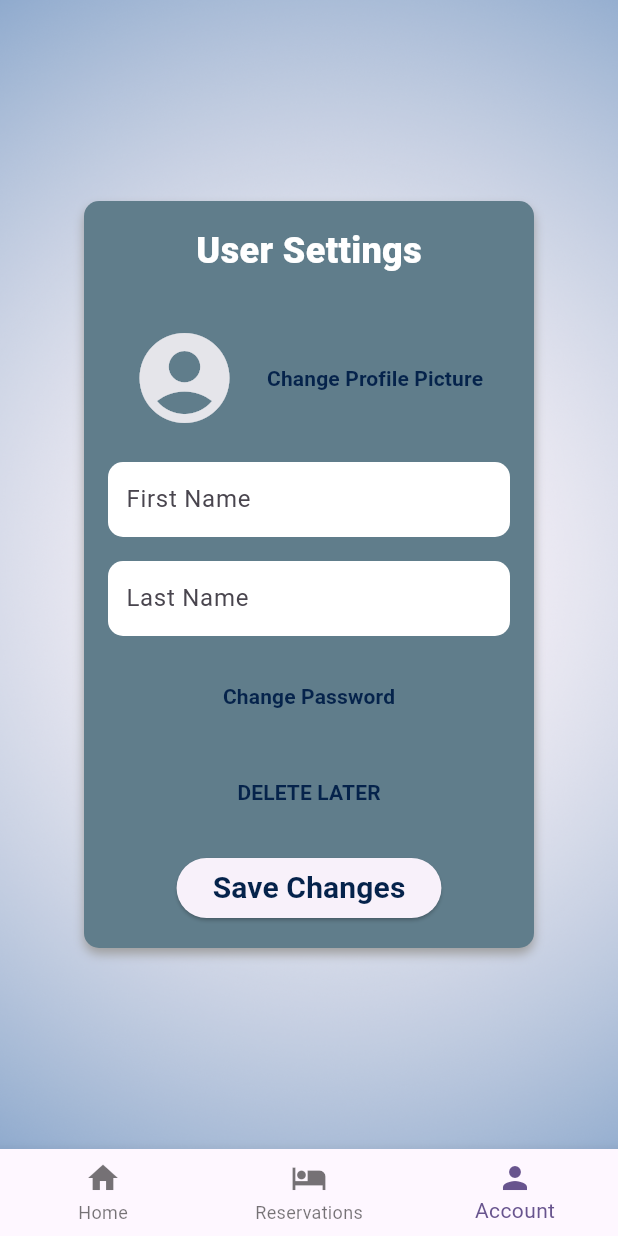
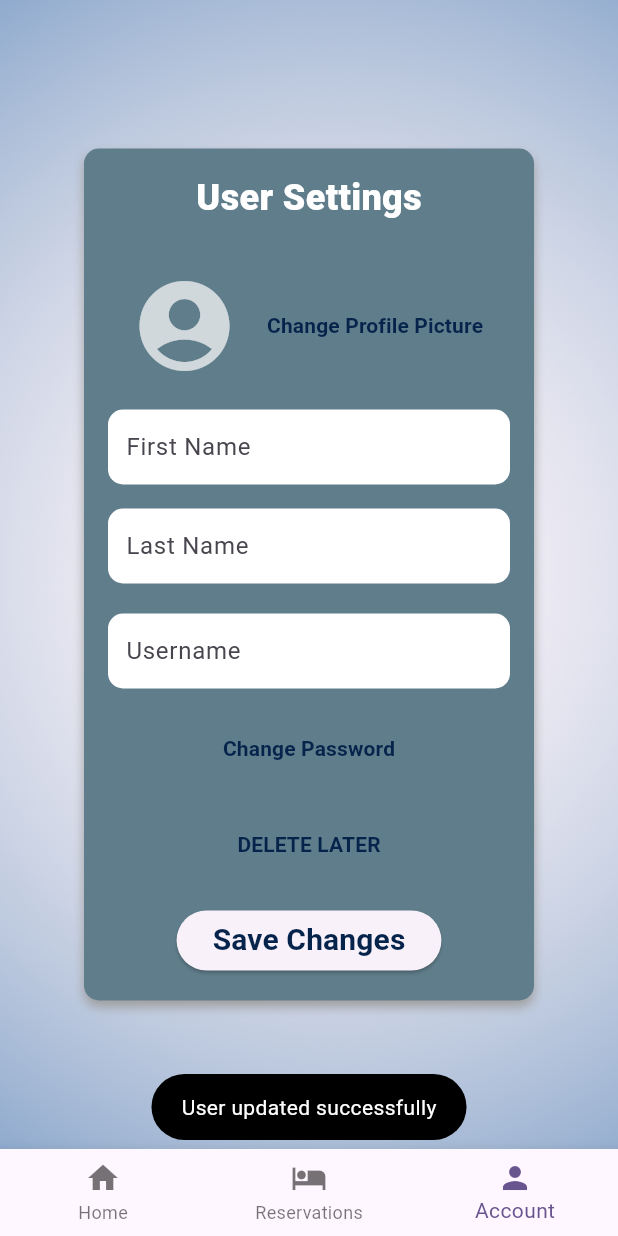
Before and after one commit to PiotrSitarek1/HotelManagement, a Flutter app: the UserBottomNavigationView screen opened directly, item 3 of the bottom bar chosen, after a tap on "Save Changes", on a phone screen of 412 x 824 dp. Run offline on Flutter 3.47's test engine with Material 2 defaults, Android fonts, the phone set to English and light mode, and no system bars; our stand-ins replace firebase_auth, firebase_core, firebase_database, firebase_storage, fluttertoast, google_fonts and 1 more; accounts and stored records are empty.

Commit message:
Hotels screen (user flow) connected with firebase, user settings improved

```diff
--- a/lib/components/hotel_widget.dart
+++ b/lib/components/hotel_widget.dart
@@ -12,7 +12,7 @@ class HotelWidget extends StatelessWidget {
   Widget build(BuildContext context) {
     String imageUrl = hotel.imageUrl;
 
-    if (imageUrl == null || Uri.tryParse(imageUrl)?.isAbsolute == false) {
+    if (Uri.tryParse(imageUrl)?.isAbsolute == false) {
       imageUrl =
           'https://img.freepik.com/darmowe-wektory/plaskie-tlo-fasady-hotelu_23-2148157379.jpg?size=338&ext=jpg&ga=GA1.1.1826414947.1699747200&semt=sph';
     }
@@ -58,17 +58,17 @@ class HotelWidget extends StatelessWidget {
                           Padding(
                             padding: const EdgeInsets.all(8.0),
                             child: Text(
-                              hotel.name ?? 'Hotel_Name',
+                              hotel.name,
                               style: GoogleFonts.roboto(
                                   fontSize: 16,
                                   color: Colors.white,
                                   fontWeight: FontWeight.bold),
                             ),
                           ),
-                          Text(hotel.address ?? 'Hotel_Adress',
+                          Text(hotel.address,
                               style: GoogleFonts.roboto(
                                   fontSize: 14, color: Colors.white)),
-                          Text(hotel.email ?? 'Hotel_Contact',
+                          Text(hotel.email,
                               style: GoogleFonts.roboto(
                                   fontSize: 14, color: Colors.white)),
                           Container(
--- a/lib/models/user_model.dart
+++ b/lib/models/user_model.dart
@@ -7,9 +7,17 @@ class UserDb {
   final Role role;
   final String hotelId;
   final bool activated;
+  late final String imageUrl;
 
-  UserDb(this.username, this.firstname, this.lastname, this.role,
-      this.hotelId, this.activated);
+  UserDb(
+      {required this.username,
+      required this.firstname,
+      required this.lastname,
+      required this.role,
+      required this.hotelId,
+      required this.activated,
+      String? imageUrl})
+      : imageUrl = imageUrl ?? '';
 
   Map<String, dynamic> toMap() {
     return {
@@ -19,20 +27,21 @@ class UserDb {
       'role': role.toString().split('.').last,
       'hotelId': hotelId,
       'activated': activated,
+      'imageUrl': imageUrl,
     };
   }
 
   factory UserDb.fromMap(Map<String, dynamic> map) {
     return UserDb(
-      map['username'] ?? '',
-      map['firstname'] ?? '',
-      map['lastname'] ?? '',
-      map['role'] != null
-          ? Role.values
-              .firstWhere((role) => role.toString() == 'Role.${map['role']}')
-          : Role.user,
-      map['hotelId'] ?? '',
-      map['activated'] ?? '',
-    );
+        username: map['username'] ?? '',
+        firstname: map['firstname'] ?? '',
+        lastname: map['lastname'] ?? '',
+        role: map['role'] != null
+            ? Role.values
+                .firstWhere((role) => role.toString() == 'Role.${map['role']}')
+            : Role.user,
+        hotelId: map['hotelId'] ?? '',
+        activated: map['activated'] ?? '',
+        imageUrl: map['imageUrl'] ?? '');
   }
 }
--- a/lib/screens/authentication_flow/sign_up_visitor_screen.dart
+++ b/lib/screens/authentication_flow/sign_up_visitor_screen.dart
@@ -49,8 +49,13 @@ class _RegisterVisitorViewState extends State<RegisterVisitorView> {
     UserCredential? userCredential = await _userAuth.signUp(
         emailController.text.trim(), passwordController.text.trim());
     if (userCredential != null) {
-      UserDb user = UserDb(firstNameController.text, firstNameController.text,
-          lastNameController.text, Role.user, "0", true);
+      UserDb user = UserDb(
+          username: firstNameController.text,
+          firstname: firstNameController.text,
+          lastname: lastNameController.text,
+          role: Role.user,
+          hotelId: "0",
+          activated: true);
       _userService.addUser(userCredential.user!.uid, user);
       showToast("Registered");
       _navigateToUserSettings();
--- a/lib/screens/user_flow/user_bottom_navigation.dart
+++ b/lib/screens/user_flow/user_bottom_navigation.dart
@@ -21,7 +21,7 @@ class _UserBottomNavigationView extends State<UserBottomNavigationView> {
   }
 
   final List<Widget> _pages = [
-    const AvilableHotelsView(),
+    const AvailableHotelsView(),
     const UserReservationsView(),
     const UserSettingsView()
   ];
--- a/lib/screens/user_settings_screen.dart
+++ b/lib/screens/user_settings_screen.dart
@@ -1,10 +1,14 @@
+import 'dart:io';
+
 import 'package:firebase_auth/firebase_auth.dart';
 import 'package:flutter/cupertino.dart';
 import 'package:flutter/material.dart';
 import 'package:google_fonts/google_fonts.dart';
 import 'package:hotel_manager/screens/owner_flow/hotel_reservation_screen.dart';
 import 'package:hotel_manager/services/user_service.dart';
+import 'package:image_picker/image_picker.dart';
 import '../models/user_model.dart';
+import '../utils/Utils.dart';
 import 'authentication_flow/change_password_screen.dart';
 
 class UserSettingsView extends StatefulWidget {
@@ -18,7 +22,9 @@ class _UserSettingsViewState extends State<UserSettingsView> {
   final UserService _userService = UserService();
   final TextEditingController firstNameController = TextEditingController();
   final TextEditingController lastNameController = TextEditingController();
+  final TextEditingController userNameController = TextEditingController();
   late String uID;
+  File? _pickedImage;
 
   @override
   void initState() {
@@ -42,21 +48,55 @@ class _UserSettingsViewState extends State<UserSettingsView> {
   }
 
   Future<void> _getPersonalData() async {
-    // TODO: Read more fields
     UserDb? userDb = await _userService.getUserByUID(uID);
-    firstNameController.text = userDb!.firstname;
-    lastNameController.text = userDb.lastname;
+    if (userDb == null) {
+      showToast("Error occurred while reading user");
+    } else {
+      firstNameController.text = userDb.firstname;
+      lastNameController.text = userDb.lastname;
+      userNameController.text = userDb.username;
+
+      String userImageUrl = userDb.imageUrl;
+      if (userImageUrl != "") {
+        File? downloadedImage = await downloadImageFile(userImageUrl);
+        if (downloadedImage != null) {
+          setState(() {
+            _pickedImage = downloadedImage;
+          });
+        }
+      }
+    }
   }
 
-  void _changePersonalData() {
-    // TODO: Add logic to change personal data
-    final firstName = firstNameController.text;
-    final lastName = lastNameController.text;
+  Future<void> _changePersonalData() async {
+    String imageUrl = "";
+    if (_pickedImage != null) {
+      imageUrl = await uploadImageToFirebaseStorage(_pickedImage!);
+    }
+    String result = await _userService.updateUserFields(
+        uID,
+        firstNameController.text,
+        lastNameController.text,
+        userNameController.text,
+        imageUrl);
+    if (result == "SUCCESS") {
+      showToast("User updated successfully");
+      _getPersonalData();
+    } else {
+      showToast("Unexpected error: $result");
+    }
   }
 
-  void _changeProfilePicture() {
-    // TODO: Add logic to change the profile picture
-    // Implement image picker and update the user's profile picture.
+  Future<void> _changeProfilePicture() async {
+    final pickedFile =
+        await ImagePicker().pickImage(source: ImageSource.gallery);
+    if (pickedFile == null) {
+      showToast("No image selected");
+      return;
+    }
+    setState(() {
+      _pickedImage = File(pickedFile.path);
+    });
   }
 
   @override
@@ -111,11 +151,18 @@ class _UserSettingsViewState extends State<UserSettingsView> {
                   Row(
                     children: [
                       const SizedBox(width: 15),
-                      const Icon(
-                        IconData(0xe043, fontFamily: 'MaterialIcons'),
-                        color: CupertinoColors.lightBackgroundGray,
-                        size: 72,
-                      ),
+                      _pickedImage != null
+                          ? Image.file(
+                              _pickedImage!,
+                              width: 72,
+                              height: 72,
+                              fit: BoxFit.cover,
+                            )
+                          : const Icon(
+                              IconData(0xe043, fontFamily: 'MaterialIcons'),
+                              size: 72,
+                              color: Colors.white70,
+                            ),
                       const SizedBox(width: 7),
                       TextButton(
                         onPressed: _changeProfilePicture,
@@ -163,6 +210,23 @@ class _UserSettingsViewState extends State<UserSettingsView> {
                       style: const TextStyle(color: Colors.black),
                     ),
                   ),
+                  const SizedBox(height: 20),
+                  Container(
+                    height: 50,
+                    decoration: BoxDecoration(
+                      color: Colors.white,
+                      borderRadius: BorderRadius.circular(borderRadius),
+                    ),
+                    child: TextFormField(
+                      controller: userNameController,
+                      decoration: const InputDecoration(
+                        labelText: 'Username',
+                        border: InputBorder.none,
+                        contentPadding: EdgeInsets.all(12.0),
+                      ),
+                      style: const TextStyle(color: Colors.black),
+                    ),
+                  ),
                   const SizedBox(height: 16),
                   TextButton(
                     onPressed: _navigateToChangePassword,
--- a/lib/services/hotel_service.dart
+++ b/lib/services/hotel_service.dart
@@ -1,6 +1,5 @@
 import 'dart:async';
 import 'dart:convert';
-import 'dart:developer';
 
 import 'package:firebase_database/firebase_database.dart';
 import 'package:hotel_manager/models/service_model.dart';
@@ -15,6 +14,18 @@ class HotelService {
     DatabaseReference newHotelRef = _hotelRef.push();
     await newHotelRef.set(hotelMap);
     return newHotelRef.key;
+  }
+
+  Future<List<Hotel>?> getAllHotels() async {
+    DataSnapshot snapshot = await _hotelRef.get();
+    if (snapshot.value == null) return null;
+    List<Hotel> hotelsList = [];
+    Map<String, dynamic> hotelsData = json.decode(json.encode(snapshot.value));
+    hotelsData.forEach((key, value) {
+      Hotel hotel = Hotel.fromMap(value);
+      hotelsList.add(hotel);
+    });
+    return hotelsList;
   }
 
   Future<Hotel?> getHotelById(String hotelId) async {
--- a/lib/services/user_service.dart
+++ b/lib/services/user_service.dart
@@ -28,9 +28,20 @@ class UserService {
     }
   }
 
-  Future<void> updateUser(String userId, UserDb updatedUser) async {
-    Map<String, dynamic> userMap = updatedUser.toMap();
-    await _userRef.child(userId).update(userMap);
+  Future<String> updateUserFields(String userId, String firstname,
+      String lastname, String username, String imageUrl) async {
+    try {
+      Map<String, dynamic> updateFields = {
+        "firstname": firstname,
+        "lastname": lastname,
+        "username": username,
+        "imageUrl": imageUrl,
+      };
+      await _userRef.child(userId).update(updateFields);
+      return "SUCCESS";
+    } catch (e) {
+      return e.toString();
+    }
   }
 
   Future<void> deleteUser(String userId) async {
```
Also changed, not shown: lib/screens/authentication_flow/sign_up_hotel_owner_screen.dart (+6 -6 lines), lib/screens/user_flow/avilable_hotels_screen.dart (+23 -26 lines).
